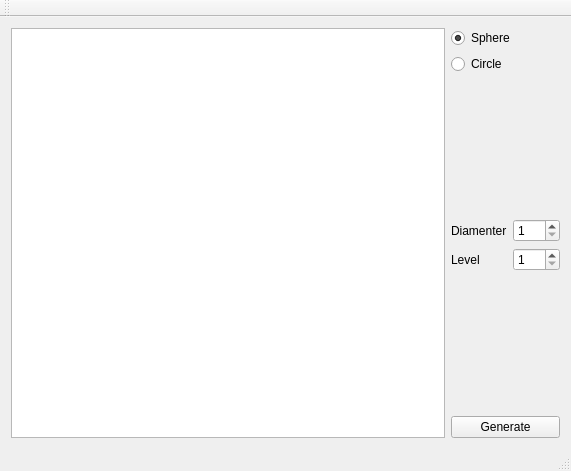
Above: mainwindow.ui from lluchs/MinecraftSphere before the change. Below: the same form after it.
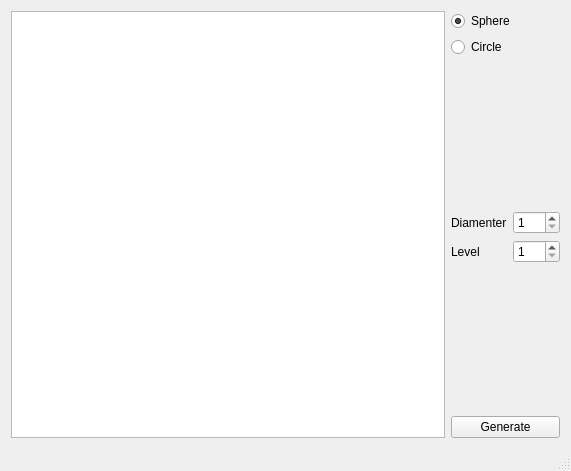
That is the form after the change.

Commit message: Removed unused toolbar

The edit to the form file:
```diff
--- a/mainwindow.ui
+++ b/mainwindow.ui
@@ -128,14 +128,6 @@
     </rect>
    </property>
   </widget>
-  <widget class="QToolBar" name="mainToolBar">
-   <attribute name="toolBarArea">
-    <enum>TopToolBarArea</enum>
-   </attribute>
-   <attribute name="toolBarBreak">
-    <bool>false</bool>
-   </attribute>
-  </widget>
   <widget class="QStatusBar" name="statusBar"/>
  </widget>
  <layoutdefault spacing="6" margin="11"/>
```
